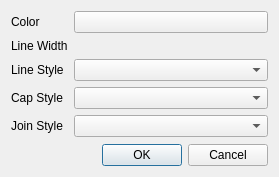
First picture: the form in itomWidgets/ui/penCreatorDialog.ui, repository itom-project/itom, before the edit.
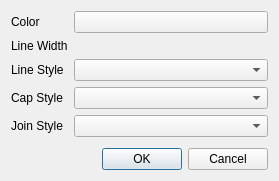
Second picture: the form after the edit. Custom widgets are drawn as their Qt base class.

Commit message: improvements in some widgets of itomWidgets library (statusLed and rangeSlider), especially to support better styling, e.g. with the dark theme of itom

```diff
--- a/itomWidgets/ui/penCreatorDialog.ui
+++ b/itomWidgets/ui/penCreatorDialog.ui
@@ -7,7 +7,7 @@
     <x>0</x>
     <y>0</y>
     <width>279</width>
-    <height>177</height>
+    <height>181</height>
    </rect>
   </property>
   <property name="windowTitle">
```
Left out of the diff: 22 changed lines with no effect on the pictures. The commit also changes 5 other files.
